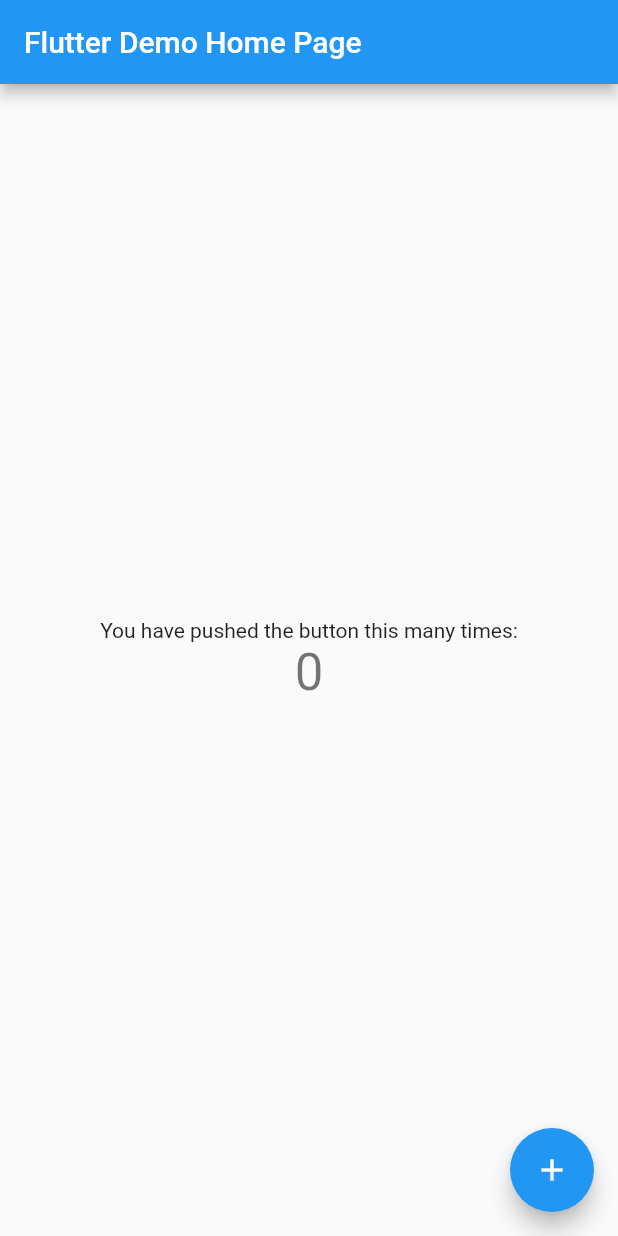
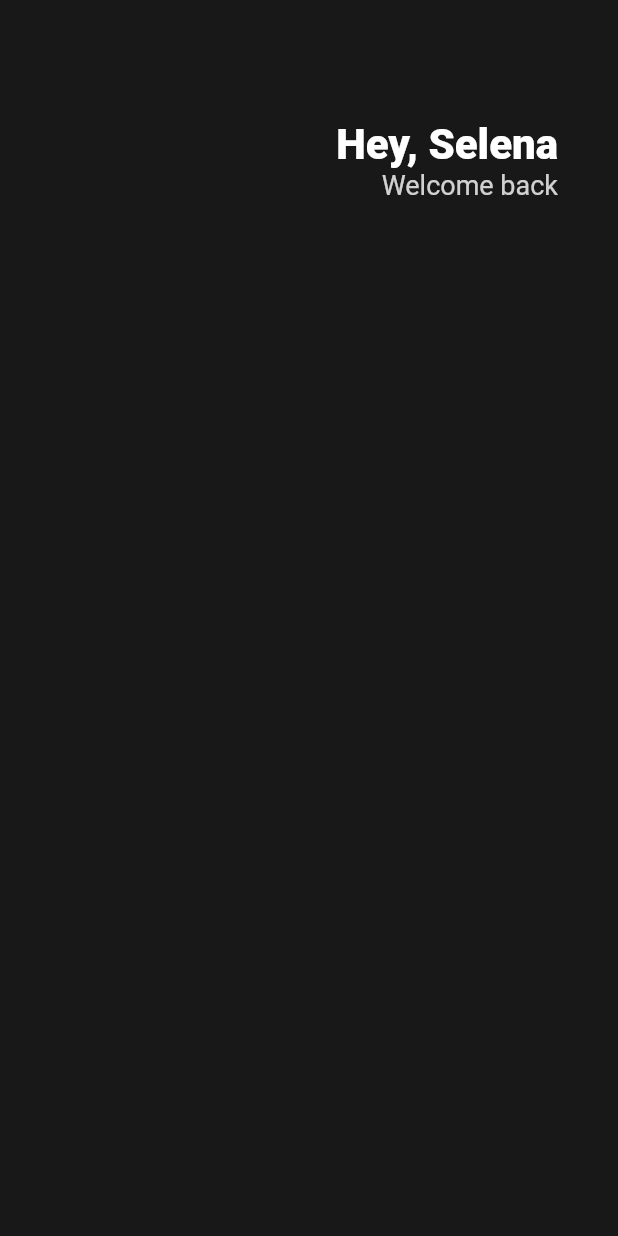
Before and after one commit to nzwgkim/MyWishDeposit, a Flutter app: the screen it shows after launch, on a phone screen of 412 x 824 dp. Run offline on Flutter 3.47's test engine with Material 2 defaults, Android fonts, the phone set to English and light mode, and no system bars.

Commit message:
on Header

```diff
--- a/lib/main.dart
+++ b/lib/main.dart
@@ -1,7 +1,52 @@
 import 'package:flutter/material.dart';
 
 void main() {
-  runApp(const MyApp());
+  runApp(const WebtoonApp());
+}
+
+class WebtoonApp extends StatelessWidget {
+  const WebtoonApp({super.key});
+
+  @override
+  Widget build(BuildContext context) {
+    return MaterialApp(
+      home: Scaffold(
+        backgroundColor: Color(0xff181818),
+        body: Padding(
+          padding: const EdgeInsets.symmetric(horizontal: 40),
+          child: Column(
+            children: [
+              SizedBox(
+                height: 80,
+              ),
+              Row(
+                mainAxisAlignment: MainAxisAlignment.end,
+                children: [
+                  Column(
+                    crossAxisAlignment: CrossAxisAlignment.end,
+                    children: [
+                      Text(
+                        "Hey, Selena",
+                        style: TextStyle(
+                            color: Colors.white,
+                            fontSize: 28,
+                            fontWeight: FontWeight.w800),
+                      ),
+                      Text(
+                        'Welcome back',
+                        style: TextStyle(
+                            color: Colors.white.withOpacity(0.8), fontSize: 18),
+                      ),
+                    ],
+                  )
+                ],
+              )
+            ],
+          ),
+        ),
+      ),
+    );
+  }
 }
 
 class MyApp extends StatelessWidget {
@@ -22,7 +67,7 @@
         // or simply save your changes to "hot reload" in a Flutter IDE).
         // Notice that the counter didn't reset back to zero; the application
         // is not restarted.
-        primarySwatch: Colors.blue,
+        primarySwatch: Colors.red,
       ),
       home: const MyHomePage(title: 'Flutter Demo Home Page'),
     );
```
